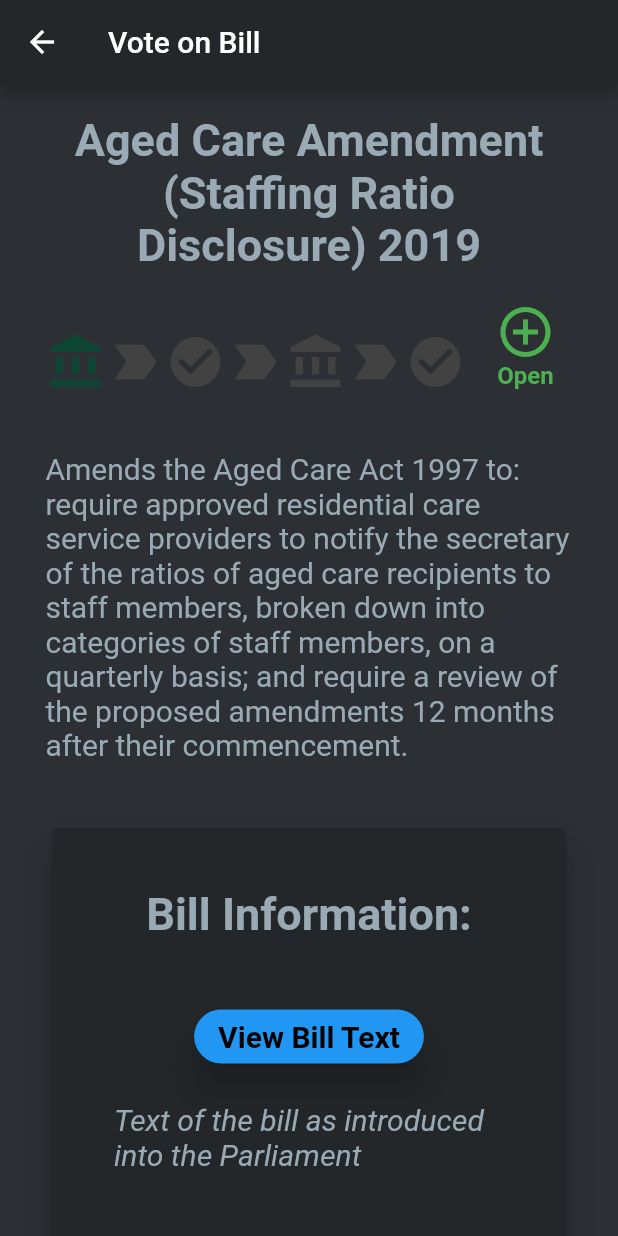
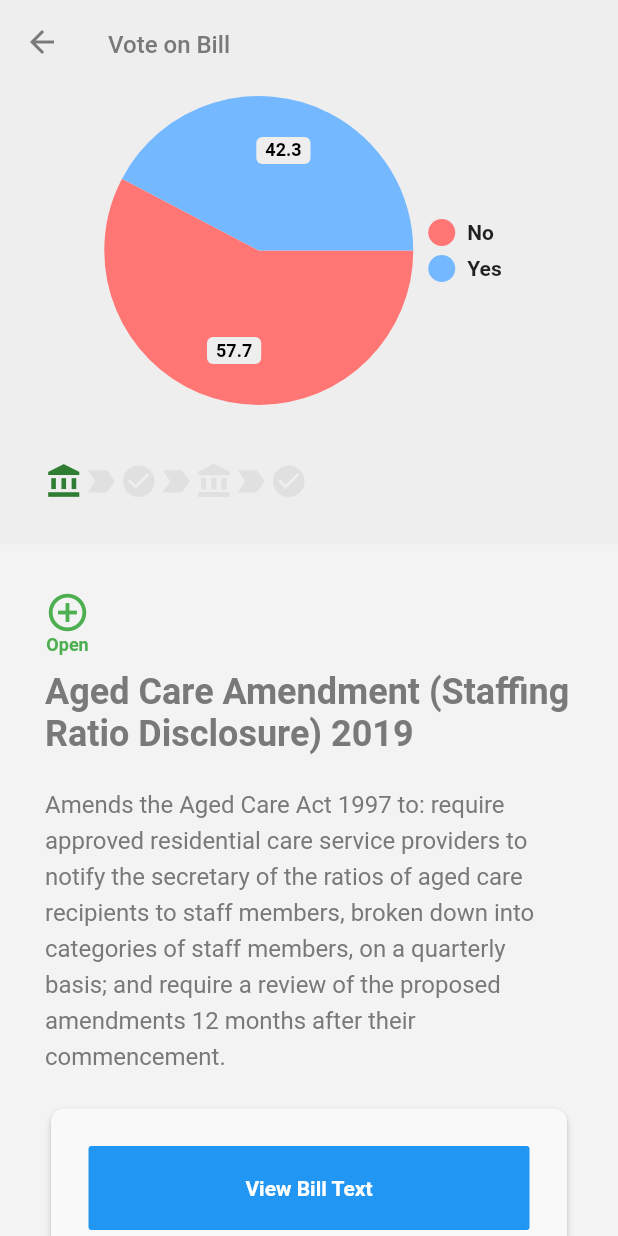
Before and after one commit to voteflux/digipol, a Flutter app: the screen it shows after launch, after a tap on "Voted", on a phone screen of 412 x 824 dp. Run offline on Flutter 3.47's test engine with Material 2 defaults, Android fonts, the phone set to English and light mode, and no system bars; drawn by our look-alikes of pie_chart; our stand-ins replace flutter_login; missing offline and left inert: pdf_viewer_plugin.

Commit message:
rework bill, issue, update styles, fix typo of custom_widget

```diff
--- a/lib/all_bills.dart
+++ b/lib/all_bills.dart
@@ -4,7 +4,7 @@ import 'package:voting_app/route_generator.dart';
 import 'package:voting_app/api/aus_bills.dart';
 import 'dart:math';
 import 'package:voting_app/styles.dart';
-import 'package:voting_app/cutom_widgets.dart';
+import 'package:voting_app/custom_widgets.dart';
 import 'dart:async';
 
 class AllBillsPage extends StatefulWidget {
@@ -29,7 +29,7 @@ class _AllBillsPageState extends State<AllBillsPage> {
     }
 
     Future<void> getBillsData() async {
-//      var b = await fetchBills();
+//    var b = await fetchBills();
       var b = await fetchBillsDev(); // Change to non Dev when using api
       setState(() {
         billsList = b;
@@ -69,14 +69,14 @@ class BillWidget extends StatelessWidget {
     return Center(
       child: Card(
         shape: RoundedRectangleBorder(
-                borderRadius: BorderRadius.circular(appSizes.cardCornerRadius)),
+          borderRadius: BorderRadius.circular(appSizes.cardCornerRadius),
+        ),
         margin: EdgeInsets.all(appSizes.standardMargin),
         elevation: appSizes.cardElevation,
         color: appColors.card,
         child: InkWell(
           splashColor: appColors.cardInkWell,
           onTap: () {
-                  // Pushing a named route
             Navigator.of(context).pushNamed(
               '/item',
               arguments: issuesMap,
@@ -93,28 +93,28 @@ class BillWidget extends StatelessWidget {
                   child: Row(
                     mainAxisAlignment: MainAxisAlignment.spaceBetween,
                     children: <Widget>[
-                              //
                       VotingStatusWidget(
                           issuesMap: issuesMap,
                           // Delete Random when vote status is obtained
                           voted: random.nextInt(5) == 0,
                           size: 20),
-                              Text(issuesMap[billIntro[issuesMap["Chamber"]]],
+                      Text(
+                        issuesMap[billIntro[issuesMap["Chamber"]]],
                         // TextStyle specific to this widget
                         style: TextStyle(
-                                      fontSize: 13,
+                          fontSize: 11,
                           fontWeight: FontWeight.w800,
-                                      fontStyle: FontStyle.italic,
-                                      color: billColors[issuesMap["Chamber"]])),
+                          fontStyle: FontStyle.italic
+                        ),
+                      ),
                     ],
                   ),
                 ),
                 Container(
                   padding: EdgeInsets.symmetric(
-                              vertical: 0,
-                              horizontal: appSizes.standardPadding),
-                          child: Text(issuesMap["Short Title"],
-                              style: appTextStyles.card),
+                      vertical: 0, horizontal: appSizes.standardPadding),
+                  child:
+                      Text(issuesMap["Short Title"], style: appTextStyles.card),
                 ),
                 Row(
                   mainAxisAlignment: MainAxisAlignment.spaceBetween,
@@ -132,7 +132,11 @@ class BillWidget extends StatelessWidget {
                   ],
                 ),
               ],
-                    )))));
+            ),
+          ),
+        ),
+      ),
+    );
   }
 }
 
@@ -143,7 +147,8 @@ class BillsMessageWidget extends StatelessWidget {
     return Center(
       child: Card(
         shape: RoundedRectangleBorder(
-              borderRadius: BorderRadius.circular(appSizes.cardCornerRadius)),
+          borderRadius: BorderRadius.circular(appSizes.cardCornerRadius),
+        ),
         margin: EdgeInsets.symmetric(
             horizontal: 0, vertical: appSizes.standardMargin),
         elevation: appSizes.cardElevation,
@@ -161,15 +166,16 @@ class BillsMessageWidget extends StatelessWidget {
               Container(
                 height: 100,
                 width: 100,
-                    child:
-                        Image(image: AssetImage('assets/graphics/point.png')),
+                child: Image(image: AssetImage('assets/graphics/point.png')),
               ),
               Text(
                 "Vote on the Bills by scrolling and tapping on the Bills that matter most to you",
                 style: appTextStyles.smallBold,
               ),
             ],
-              ))),
+          ),
+        ),
+      ),
     );
   }
 }
--- a/lib/all_issues.dart
+++ b/lib/all_issues.dart
@@ -5,7 +5,7 @@ import 'package:voting_app/api/aus_bills.dart';
 import 'dart:math';
 import 'package:voting_app/styles.dart';
 import 'package:voting_app/api/aus_issues.dart';
-import 'package:voting_app/cutom_widgets.dart';
+import 'package:voting_app/custom_widgets.dart';
 
 class AllIssuesPage extends StatefulWidget {
   @override
@@ -69,9 +69,9 @@ class IssueWidget extends StatelessWidget {
     return Center(
         child: Card(
             shape: RoundedRectangleBorder(
-                borderRadius: BorderRadius.circular(15.0)),
+                borderRadius: BorderRadius.circular(appSizes.cardCornerRadius)),
             margin: EdgeInsets.symmetric(horizontal: 20, vertical: 20),
-            elevation: 5.0,
+            elevation: appSizes.cardElevation,
             color: appColors.card,
             child: InkWell(
                 splashColor: Colors.blue.withAlpha(30),
--- a/lib/bill.dart
+++ b/lib/bill.dart
@@ -1,7 +1,7 @@
 import 'package:flutter/cupertino.dart';
 import 'package:flutter/material.dart';
 import 'package:voting_app/styles.dart';
-import 'package:voting_app/cutom_widgets.dart';
+import 'package:voting_app/custom_widgets.dart';
 import 'package:voting_app/voting_widgets.dart';
 
 class BillPage extends StatelessWidget {
@@ -16,42 +16,47 @@ class BillPage extends StatelessWidget {
   @override
   Widget build(BuildContext context) {
     double dynamicMediumHeight = MediaQuery.of(context).size.height * 0.25;
-    double dynamicLargeWidth = MediaQuery.of(context).size.width * 0.95;
+    double dynamicLargeWidth = MediaQuery.of(context).size.width * 1;
     if (dynamicLargeWidth > appSizes.largeWidth) {
       dynamicLargeWidth = appSizes.largeWidth;
     }
     return Scaffold(
       backgroundColor: appColors.background,
       appBar: AppBar(
-        backgroundColor: appColors.mainTheme,
-        title: Text('Vote on Bill'),
+        iconTheme: IconThemeData(
+          color: appColors.text
+        ),
+        elevation: 0,
+        backgroundColor: appColors.background,
+        title: Text('Vote on Bill', style: appTextStyles.standard),
       ),
       body: Center(
         child: Container(
           width: dynamicLargeWidth,
           child: ListView(
             children: <Widget>[
+              PieWidget(
+                // get from data
+                yes: data["Yes"],
+                no: data["No"],
+                radius: dynamicMediumHeight,
+              ),
+              HouseIconsWidget(issuesMap: data, size: 25),
               Container(
                   width: dynamicLargeWidth,
+                  color: appColors.backgroundSecondary,
+                  margin: EdgeInsets.all(0.0),
                   padding: EdgeInsets.all(appSizes.standardPadding),
                   child: Wrap(
                     children: <Widget>[
-                      Text(
-                        data["Short Title"],
-                        style: appTextStyles.heading,
-                        textAlign: TextAlign.center,
+                      VotingStatusWidget(issuesMap: data, voted: false, size: 30),
+                      Padding(
+                        padding: EdgeInsets.only(bottom: 20.0, top: 10.0),
+                        child: Text(data["Short Title"],
+                            style: appTextStyles.heading),
                       ),
-                    ],
-                  )),
-              Wrap(
-                children: <Widget>[
-                  HouseIconsWidget(issuesMap: data, size: 40),
-                  VotingStatusWidget(issuesMap: data, voted: false, size: 40),
-                ],
-              ),
-              Container(
-                width: appSizes.largeWidth,
-                padding: EdgeInsets.all(20),
+                      Padding(
+                        padding: EdgeInsets.only(bottom: 20.0),
                         child: Text(
                           data["Summary"],
                           style: appTextStyles.standard,
@@ -61,27 +66,11 @@ class BillPage extends StatelessWidget {
                         billText: data["text link pdf"],
                         billEM: data["em link pdf"],
                       ),
-              Container(
-                  width: dynamicLargeWidth,
-                  padding: EdgeInsets.all(appSizes.standardPadding),
-                  child: Wrap(
-                    children: <Widget>[
-                      Text(
-                        "Current Voting Results",
-                        style: appTextStyles.standardBold,
-                        textAlign: TextAlign.center,
+                      VoteWidget(
+                        data: data,
                       ),
                     ],
                   )),
-              PieWidget(
-                // get from data
-                yes: data["Yes"],
-                no: data["No"],
-                radius: dynamicMediumHeight,
-              ),
-              VoteWidget(
-                data: data,
-              ),
             ],
           ),
         ),
@@ -105,37 +94,33 @@ class BillInfoWidget extends StatelessWidget {
     return Center(
       child: Container(
         width: appSizes.largeWidth,
-        padding: EdgeInsets.all(appSizes.standardPadding),
         child: Card(
           shape: RoundedRectangleBorder(
               borderRadius: BorderRadius.circular(appSizes.cardCornerRadius)),
           elevation: appSizes.cardElevation,
           color: appColors.card,
           child: Container(
+            padding: const EdgeInsets.all(5.0),
             margin: EdgeInsets.all(appSizes.standardMargin),
-            padding: EdgeInsets.symmetric(
-                vertical: appSizes.standardPadding, horizontal: 0),
             child: Column(
               children: <Widget>[
-                Text("Bill Information:", style: appTextStyles.heading),
                 Wrap(
 //                    mainAxisAlignment: MainAxisAlignment.spaceEvenly,
-
                   children: <Widget>[
                     Container(
                       width: appSizes.smallWidth,
-                      padding: EdgeInsets.all(appSizes.standardPadding),
                       child: Column(
                         children: <Widget>[
                           Container(
-                            margin: EdgeInsets.all(appSizes.standardPadding),
-                            child: RaisedButton(
-                              elevation: appSizes.cardElevation,
-                              shape: RoundedRectangleBorder(
-                                side: BorderSide(
-                                    color: appColors.buttonOutline, width: 2),
-                                borderRadius: new BorderRadius.circular(
-                                    appSizes.buttonRadius),
+                            child: ConstrainedBox(
+                              constraints: const BoxConstraints(
+                                  minWidth: double.infinity),
+                              child: FlatButton(
+                                color: Colors.blue,
+                                padding: const EdgeInsets.all(20.0),
+                                child: Text(
+                                  "View Bill Text",
+                                  style: appTextStyles.yesnobutton,
                                 ),
                                 onPressed: () {
                                   Navigator.of(context).pushNamed(
@@ -143,34 +128,33 @@ class BillInfoWidget extends StatelessWidget {
                                     arguments: this.billText,
                                   );
                                 },
-                              color: appColors.button,
-                              child: Text("View Bill Text",
-                                  style: appTextStyles.yesnobutton),
+                              ),
                             ),
                           ),
                           Container(
+                            padding: const EdgeInsets.all(20.0),
                             child: Text(
                               "Text of the bill as introduced into the Parliament",
-                              style: appTextStyles.standardItalic,
+                              style: appTextStyles.small,
                             ),
                           ),
                         ],
                       ),
                     ),
                     Container(
-                      padding: EdgeInsets.all(appSizes.standardPadding),
                       width: appSizes.smallWidth,
                       child: Column(
                         children: <Widget>[
                           Container(
-                            margin: EdgeInsets.all(appSizes.standardMargin),
-                            child: RaisedButton(
-                              elevation: appSizes.cardElevation,
-                              shape: RoundedRectangleBorder(
-                                side: BorderSide(
-                                    color: appColors.buttonOutline, width: 3),
-                                borderRadius: new BorderRadius.circular(
-                                    appSizes.buttonRadius),
+                            child: ConstrainedBox(
+                              constraints: const BoxConstraints(
+                                  minWidth: double.infinity),
+                              child: FlatButton(
+                                color: Colors.blue,
+                                padding: const EdgeInsets.all(20.0),
+                                child: Text(
+                                  "View Explanatory Memoranda",
+                                  style: appTextStyles.yesnobutton,
                                 ),
                                 onPressed: () {
                                   Navigator.of(context).pushNamed(
@@ -178,17 +162,14 @@ class BillInfoWidget extends StatelessWidget {
                                     arguments: this.billEM,
                                   );
                                 },
-                              color: appColors.button,
-                              child: Text(
-                                "View Explanatory Memoranda",
-                                style: appTextStyles.yesnobutton,
                               ),
                             ),
                           ),
                           Container(
+                            padding: const EdgeInsets.all(20.0),
                             child: Text(
-                              "Explanatory Memorandum: Accompanies and provides an explanation of the content of the introduced version (first reading) of the bill.",
-                              style: appTextStyles.standardItalic,
+                              "Accompanies and provides an explanation of the content of the introduced version (first reading) of the bill.",
+                              style: appTextStyles.small,
                             ),
                           ),
                         ],
--- a/lib/main.dart
+++ b/lib/main.dart
@@ -46,14 +46,14 @@ class _MyAppState extends State<MyApp> {
           backgroundColor: appColors.background,
           appBar: new AppBar(
             // Edit name and needs a good icon
-            backgroundColor: appColors.mainTheme,
+            backgroundColor: appColors.background,
             title: new Text('DigiPol'),
           ),
           //current page
           body: page,
           // the nav bar at the bottom --> [bills - issues - Settings]
           bottomNavigationBar: BottomNavigationBar(
-            backgroundColor: appColors.mainTheme,
+            backgroundColor: appColors.background,
             items: const <BottomNavigationBarItem>[
               BottomNavigationBarItem(
                 icon: Icon(Icons.assignment),
--- a/lib/styles.dart
+++ b/lib/styles.dart
@@ -9,7 +9,7 @@ import 'package:flutter/material.dart';
 /// eg usage for the text color:
 ///
 /// `color: appColors.text`
-var appColors = AppColors(0);
+var appColors = AppColors(1);
 bool darkMode = true;
 
 /// object containing the standard sized for the app
@@ -33,6 +33,7 @@ class AppColors {
   Color senate;
   Color greyedOut;
   Color background;
+  Color backgroundSecondary;
   Color mainTheme;
   Color issues;
   Color text;
@@ -45,6 +46,7 @@ class AppColors {
   Color yes;
   Color no;
   Color selected;
+  Color unSelected;
   Color button;
   Color buttonOutline;
 
@@ -56,7 +58,8 @@ class AppColors {
       house = Color(0xFF0f4533);
       senate = Color(0xFFa81717);
       greyedOut = Colors.grey[800];
-      background = Color(0xFF2c2f33);
+      background = Color(0xFF16171b);
+      backgroundSecondary = Color(0xFF202125);
       mainTheme = Color(0xFF23272a);
       issues = Color(0xFF363663);
       text = Color(0xFF99aab5);
@@ -69,6 +72,7 @@ class AppColors {
       yes = Colors.lightBlueAccent;
       no = Colors.redAccent;
       selected = Colors.blue;
+      unSelected = Color(0xff818181);
       button = Colors.blue;
       buttonOutline = Colors.transparent;
     } else if (styleNum == 1) {
@@ -76,19 +80,21 @@ class AppColors {
       senate = Colors.deepPurple;
       house = Colors.green[800];
       greyedOut = Colors.grey[300];
-      background = Colors.white;
+      background = Color(0xffEFEEEE);
+      backgroundSecondary = Color(0xFFF3F3F3);
       mainTheme = Colors.blue;
       issues = Color(0xFF363663);
-      text = Colors.black87;
+      text = Color(0xff797979);
       shareIcon = Color(0xFFd9b526);
-      card = Colors.grey[300];
+      card = Color(0xffF9F9F9);
       voteOpen = Colors.green;
       voteClosed = Colors.red;
       voted = Colors.blue;
       cardInkWell = Colors.blue.withAlpha(30);
       yes = Colors.blue;
       no = Colors.redAccent;
-      selected = Colors.orangeAccent;
+      selected = Color(0xff818181);
+      unSelected = Color(0xffB9B9B9);
       button = Colors.blue;
       buttonOutline = Colors.transparent;
     }
@@ -110,17 +116,19 @@ class AppSizes {
     largeWidth = 1200;
     mediumWidth = 600;
     smallWidth = 300;
-    cardCornerRadius = 5.0;
+    cardCornerRadius = 9.0;
     buttonRadius = 20.0;
-    cardElevation = 10.0;
+    cardElevation = 2.0;
     standardMargin = 20.0;
-    standardPadding = 20.0;
+    standardPadding = 30.0;
   }
 }
 
 class AppTextStyles {
   /// The standard text styles for the app
   TextStyle heading;
+  TextStyle heading2;
+  TextStyle heading3;
   TextStyle card;
   TextStyle smallBold;
   TextStyle small;
@@ -131,7 +139,17 @@ class AppTextStyles {
 
   AppTextStyles() {
     heading = TextStyle(
-      fontSize: 30,
+      fontSize: 24,
+      color: appColors.text,
+      fontWeight: FontWeight.w700,
+    );
+    heading2 = TextStyle(
+      fontSize: 20,
+      color: appColors.text,
+      fontWeight: FontWeight.w700,
+    );
+    heading3 = TextStyle(
+      fontSize: 16,
       color: appColors.text,
       fontWeight: FontWeight.w700,
     );
@@ -144,7 +162,7 @@ class AppTextStyles {
     small = TextStyle(
         fontSize: 15, color: appColors.text, fontWeight: FontWeight.normal);
 
-    standard = TextStyle(fontSize: 20, color: appColors.text);
+    standard = TextStyle(fontSize: 16, color: appColors.text, height: 1.5);
 
     standardItalic = TextStyle(
         fontSize: 20, color: appColors.text, fontStyle: FontStyle.italic);
@@ -153,6 +171,6 @@ class AppTextStyles {
         fontSize: 20, color: appColors.text, fontWeight: FontWeight.bold);
 
     yesnobutton = TextStyle(
-        fontSize: 20, color: Colors.black, fontWeight: FontWeight.bold);
+        fontSize: 14, color: Colors.white, fontWeight: FontWeight.bold);
   }
 }
--- a/lib/voting_widgets.dart
+++ b/lib/voting_widgets.dart
@@ -114,7 +114,6 @@ class _VoteWidgetState extends State<VoteWidget> {
     return Center(
       child: Container(
         width: appSizes.largeWidth,
-        padding: EdgeInsets.all(appSizes.standardPadding),
         child: Card(
             shape: RoundedRectangleBorder(
                 borderRadius: BorderRadius.circular(appSizes.cardCornerRadius)),
@@ -123,20 +122,15 @@ class _VoteWidgetState extends State<VoteWidget> {
             child: Column(
               children: <Widget>[
                 Container(
-                  padding: EdgeInsets.all(appSizes.standardPadding),
-                  child: Text("How would you like to vote on:",
-                      style: appTextStyles.standardItalic),
-                ),
-                Container(
                     padding: EdgeInsets.all(appSizes.standardPadding),
                     child: Text(
                       widget.data["Short Title"],
                       style: appTextStyles.standardBold,
                     )),
                 Container(
-                    padding: EdgeInsets.symmetric(
-                        vertical: appSizes.standardPadding, horizontal: 0),
-                    child: Row(
+                  padding: EdgeInsets.only(bottom: 20.0),
+                    child:
+                    Row(
                       mainAxisAlignment: MainAxisAlignment.spaceEvenly,
                       children: <Widget>[
                         RaisedButton(
@@ -144,8 +138,6 @@ class _VoteWidgetState extends State<VoteWidget> {
                             shape: RoundedRectangleBorder(
                               side: BorderSide(
                                   color: appColors.buttonOutline, width: 2),
-                              borderRadius: new BorderRadius.circular(
-                                  appSizes.buttonRadius),
                             ),
                             onPressed: () {
                               areYouSure("Yes");
@@ -158,8 +150,6 @@ class _VoteWidgetState extends State<VoteWidget> {
                             shape: RoundedRectangleBorder(
                               side: BorderSide(
                                   color: appColors.buttonOutline, width: 2),
-                              borderRadius: new BorderRadius.circular(
-                                  appSizes.buttonRadius),
                             ),
                             onPressed: () {
                               areYouSure("No");
```
Also changed, not shown: lib/issue.dart (+35 -44 lines), lib/custom_widgets.dart (renamed from lib/cutom_widgets.dart), pubspec.lock. Lines whose indentation alone changed are shown as unchanged.
